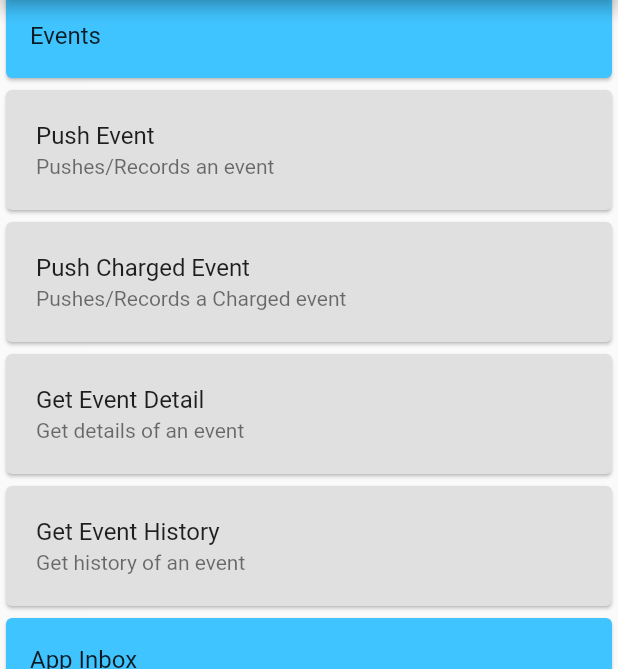
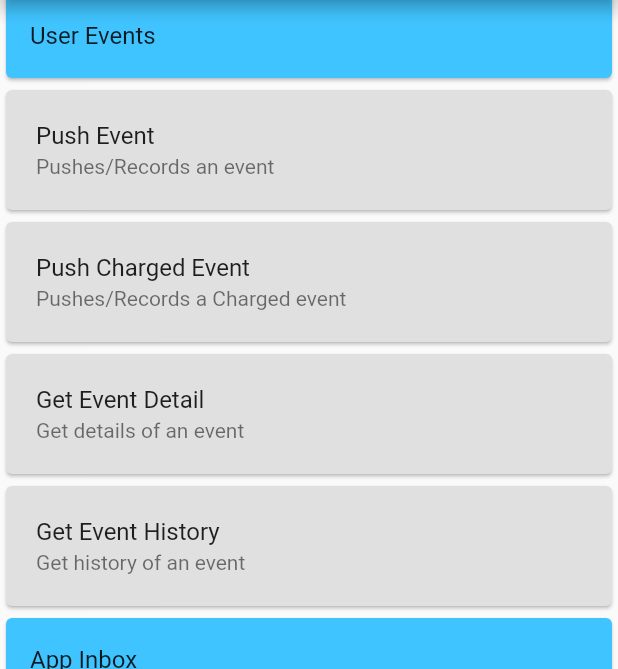
Before and after one commit to CleverTap/clevertap-flutter, a Flutter app: the screen it shows after launch, scrolled down 1152 dp, on a phone screen of 412 x 824 dp, the part 84-753 px from its top. Run offline on Flutter 3.47's test engine with Material 2 defaults, Android fonts, the phone set to English and light mode, and no system bars; drawn by our look-alikes of flutter_styled_toast.

Commit message:
Fixes Some Minor typos

```diff
--- a/example/lib/main.dart
+++ b/example/lib/main.dart
@@ -204,7 +204,7 @@ class _MyAppState extends State<MyApp> {
                   child: Padding(
                     padding: const EdgeInsets.all(0.0),
                     child: ListTile(
-                      title: Text("User Properties"),
+                      title: Text("User Profiles"),
                     ),
                   ),
                 ),
@@ -342,7 +342,7 @@ class _MyAppState extends State<MyApp> {
                   child: Padding(
                     padding: const EdgeInsets.all(0.0),
                     child: ListTile(
-                      title: Text("Events"),
+                      title: Text("User Events"),
                     ),
                   ),
                 ),
```
